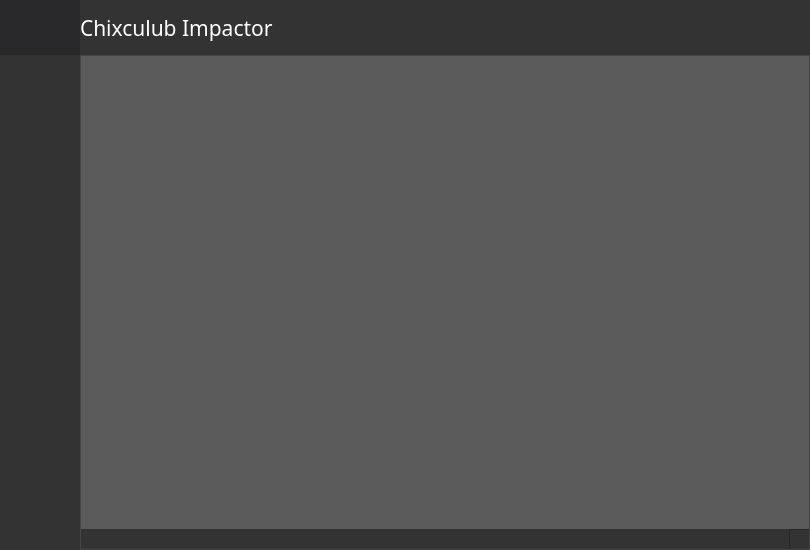
Above: MainWindow.ui from HusseinElsherbini/Chixculub-Impactor before the change. Below: the same form after it.
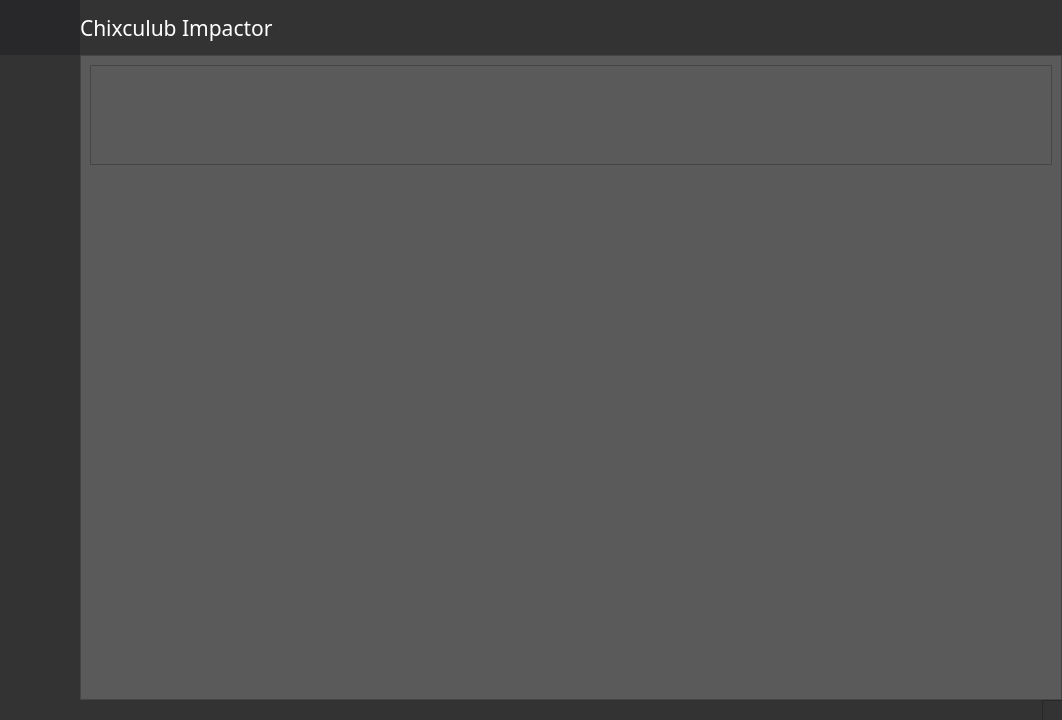
That is the form after the change. Icons and pictures are not drawn.

Commit message: added stack Widget and first device frame

What changed in the file:
```diff
--- a/MainWindow.ui
+++ b/MainWindow.ui
@@ -6,14 +6,14 @@
    <rect>
     <x>0</x>
     <y>0</y>
-    <width>810</width>
-    <height>550</height>
+    <width>1062</width>
+    <height>720</height>
    </rect>
   </property>
   <property name="minimumSize">
    <size>
-    <width>810</width>
-    <height>550</height>
+    <width>1000</width>
+    <height>720</height>
    </size>
   </property>
   <property name="windowTitle">
@@ -604,7 +604,7 @@
           <enum>QFrame::NoFrame</enum>
          </property>
          <property name="frameShadow">
-          <enum>QFrame::Raised</enum>
+          <enum>QFrame::Plain</enum>
          </property>
          <layout class="QHBoxLayout" name="horizontalLayout_2">
           <property name="spacing">
@@ -832,13 +832,13 @@
                   <property name="minimumSize">
                    <size>
                     <width>80</width>
-                    <height>55</height>
+                    <height>85</height>
                    </size>
                   </property>
                   <property name="maximumSize">
                    <size>
                     <width>80</width>
-                    <height>55</height>
+                    <height>85</height>
                    </size>
                   </property>
                   <property name="frameShape">
@@ -849,28 +849,43 @@
                   </property>
                   <layout class="QVBoxLayout" name="verticalLayout_5">
                    <property name="spacing">
-                    <number>9</number>
+                    <number>10</number>
                    </property>
                    <property name="leftMargin">
-                    <number>9</number>
+                    <number>14</number>
                    </property>
                    <property name="topMargin">
-                    <number>9</number>
+                    <number>0</number>
                    </property>
                    <property name="rightMargin">
-                    <number>9</number>
+                    <number>0</number>
                    </property>
                    <property name="bottomMargin">
-                    <number>6</number>
+                    <number>25</number>
                    </property>
                    <item>
-                    <widget class="QPushButton" name="pushButton_3">
+                    <widget class="QLabel" name="label_4">
+                     <property name="minimumSize">
+                      <size>
+                       <width>55</width>
+                       <height>55</height>
+                      </size>
+                     </property>
                      <property name="maximumSize">
                       <size>
                        <width>55</width>
                        <height>55</height>
                       </size>
                      </property>
+                     <property name="styleSheet">
+                      <string notr="true">QLabel {
+	border-radius: 30px;
+	background-color: rgb(51,51,51);
+	border: 5px solid rgb(51,51,51);
+	background-position: center;
+	background-repeat: no-repeat;
+}</string>
+                     </property>
                      <property name="text">
                       <string/>
                      </property>
@@ -878,13 +893,7 @@
                       <iconset>
                        <normaloff>resources/asteroid.png</normaloff>resources/asteroid.png</iconset>
                      </property>
-                     <property name="iconSize">
-                      <size>
-                       <width>40</width>
-                       <height>40</height>
-                      </size>
-                     </property>
-                     <property name="flat">
+                     <property name="scaledContents">
                       <bool>true</bool>
                      </property>
                     </widget>
@@ -901,10 +910,10 @@
           <item>
            <widget class="QFrame" name="eastFrame">
             <property name="frameShape">
-             <enum>QFrame::StyledPanel</enum>
+             <enum>QFrame::NoFrame</enum>
             </property>
             <property name="frameShadow">
-             <enum>QFrame::Raised</enum>
+             <enum>QFrame::Plain</enum>
             </property>
             <layout class="QVBoxLayout" name="verticalLayout_6">
              <property name="spacing">
@@ -930,6 +939,149 @@
                <property name="frameShadow">
                 <enum>QFrame::Plain</enum>
                </property>
+               <layout class="QVBoxLayout" name="verticalLayout_7">
+                <property name="spacing">
+                 <number>0</number>
+                </property>
+                <property name="leftMargin">
+                 <number>0</number>
+                </property>
+                <property name="topMargin">
+                 <number>0</number>
+                </property>
+                <property name="rightMargin">
+                 <number>0</number>
+                </property>
+                <property name="bottomMargin">
+                 <number>0</number>
+                </property>
+                <item>
+                 <widget class="QStackedWidget" name="stackedWidget">
+                  <property name="currentIndex">
+                   <number>0</number>
+                  </property>
+                  <widget class="QWidget" name="devicesPage">
+                   <layout class="QVBoxLayout" name="verticalLayout_8">
+                    <property name="spacing">
+                     <number>0</number>
+                    </property>
+                    <property name="leftMargin">
+                     <number>0</number>
+                    </property>
+                    <property name="topMargin">
+                     <number>0</number>
+                    </property>
+                    <property name="rightMargin">
+                     <number>0</number>
+                    </property>
+                    <property name="bottomMargin">
+                     <number>0</number>
+                    </property>
+                    <item>
+                     <widget class="QFrame" name="frame_12">
+                      <property name="frameShape">
+                       <enum>QFrame::StyledPanel</enum>
+                      </property>
+                      <property name="frameShadow">
+                       <enum>QFrame::Raised</enum>
+                      </property>
+                      <layout class="QVBoxLayout" name="verticalLayout_9">
+                       <item>
+                        <widget class="QFrame" name="frame_13">
+                         <property name="minimumSize">
+                          <size>
+                           <width>0</width>
+                           <height>100</height>
+                          </size>
+                         </property>
+                         <property name="maximumSize">
+                          <size>
+                           <width>16777215</width>
+                           <height>100</height>
+                          </size>
+                         </property>
+                         <property name="styleSheet">
+                          <string notr="true">QFrame:hover{
+	background-color:rgb(51,51,51);;
+}</string>
+                         </property>
+                         <property name="frameShape">
+                          <enum>QFrame::StyledPanel</enum>
+                         </property>
+                         <property name="frameShadow">
+                          <enum>QFrame::Raised</enum>
+                         </property>
+                         <layout class="QGridLayout" name="gridLayout">
+                          <item row="0" column="0">
+                           <widget class="QPushButton" name="pushButton_3">
+                            <property name="minimumSize">
+                             <size>
+                              <width>80</width>
+                              <height>80</height>
+                             </size>
+                            </property>
+                            <property name="maximumSize">
+                             <size>
+                              <width>80</width>
+                              <height>80</height>
+                             </size>
+                            </property>
+                            <property name="text">
+                             <string/>
+                            </property>
+                            <property name="icon">
+                             <iconset>
+                              <normaloff>resources/031-power supply.png</normaloff>resources/031-power supply.png</iconset>
+                            </property>
+                            <property name="iconSize">
+                             <size>
+                              <width>80</width>
+                              <height>80</height>
+                             </size>
+                            </property>
+                            <property name="flat">
+                             <bool>true</bool>
+                            </property>
+                           </widget>
+                          </item>
+                          <item row="0" column="1">
+                           <spacer name="horizontalSpacer">
+                            <property name="orientation">
+                             <enum>Qt::Horizontal</enum>
+                            </property>
+                            <property name="sizeHint" stdset="0">
+                             <size>
+                              <width>40</width>
+                              <height>20</height>
+                             </size>
+                            </property>
+                           </spacer>
+                          </item>
+                         </layout>
+                        </widget>
+                       </item>
+                       <item>
+                        <spacer name="verticalSpacer">
+                         <property name="orientation">
+                          <enum>Qt::Vertical</enum>
+                         </property>
+                         <property name="sizeHint" stdset="0">
+                          <size>
+                           <width>20</width>
+                           <height>40</height>
+                          </size>
+                         </property>
+                        </spacer>
+                       </item>
+                      </layout>
+                     </widget>
+                    </item>
+                   </layout>
+                  </widget>
+                  <widget class="QWidget" name="scriptPage"/>
+                 </widget>
+                </item>
+               </layout>
               </widget>
              </item>
              <item>
@@ -977,7 +1129,7 @@
                    <enum>QFrame::NoFrame</enum>
                   </property>
                   <property name="frameShadow">
-                   <enum>QFrame::Plain</enum>
+                   <enum>QFrame::Raised</enum>
                   </property>
                  </widget>
                 </item>
```
Left out of the diff: 13 changed lines with no effect on the pictures. The commit also changes 2 other files.
